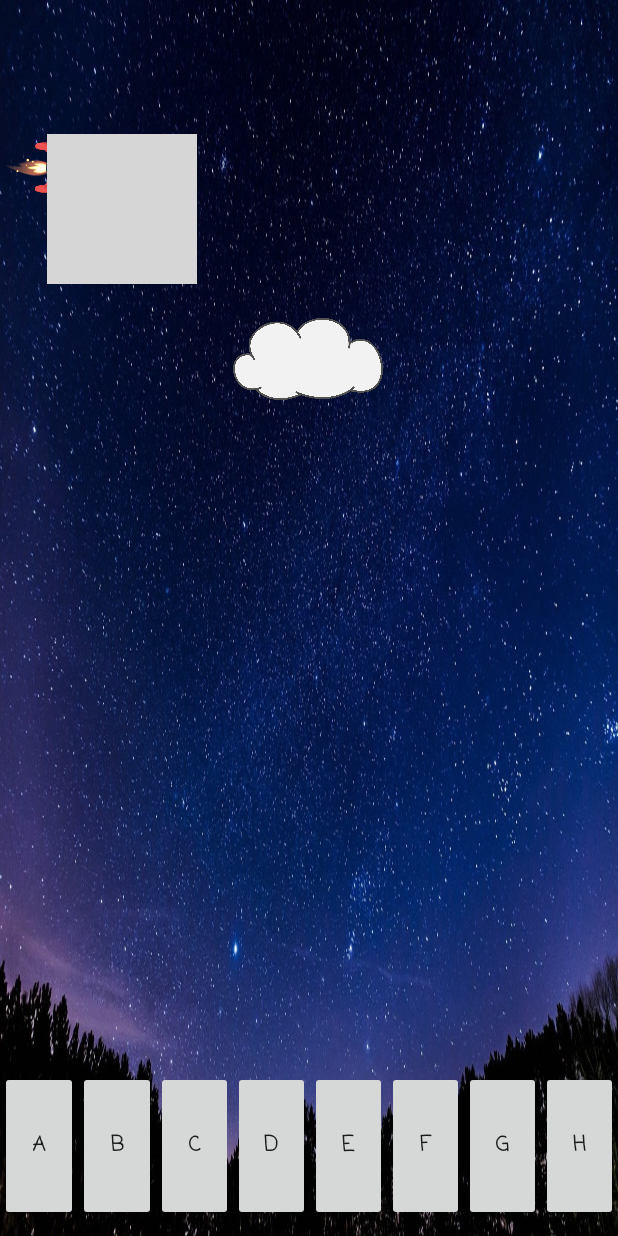
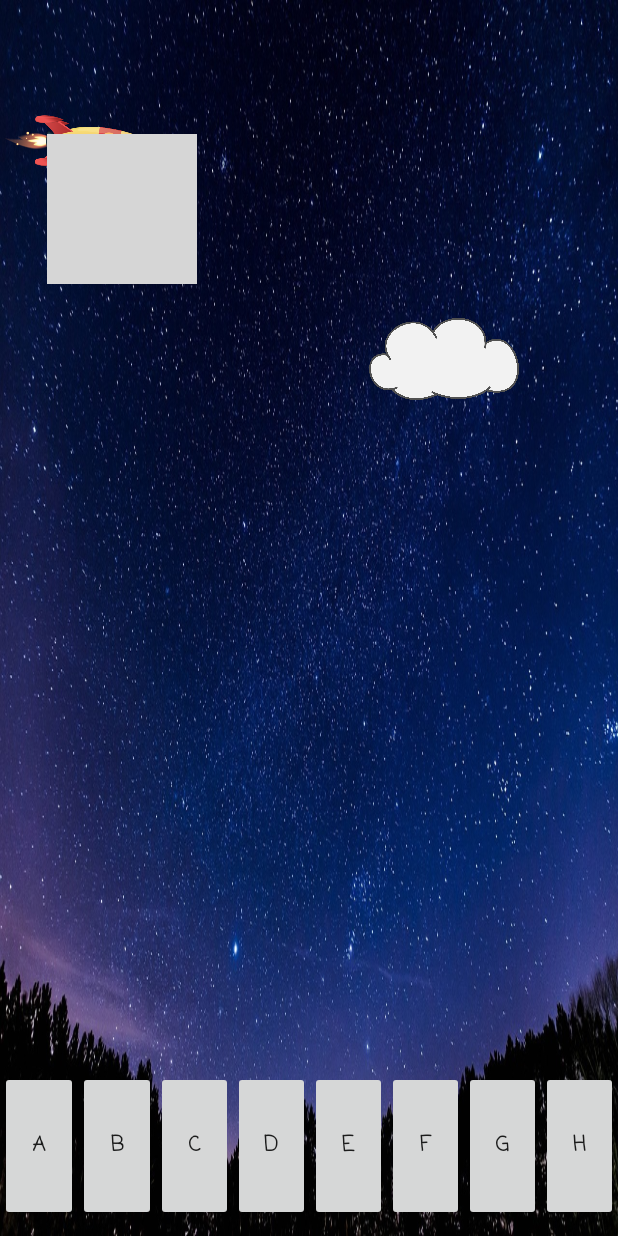
Before and after one commit to robflett/Peenie_Paint, an Android app: the layout activity_tune.xml on its own in the app's theme, with its tools: preview values and no code run, on a phone screen of 412 x 824 dp. Run offline under Robolectric (Android 15) with nearby library versions, the phone set to English and light mode, and no system bars; grey boxes are pictures that could not be loaded.

Commit message:
animation fixes

```diff
--- a/app/src/main/res/layout/activity_tune.xml
+++ b/app/src/main/res/layout/activity_tune.xml
@@ -110,22 +110,23 @@
         android:id="@+id/imageView2"
         android:layout_width="100dp"
         android:layout_height="100dp"
-        app:srcCompat="@drawable/cloud2"
+        android:layout_alignParentEnd="true"
+        android:layout_alignParentRight="true"
         android:layout_below="@+id/imageView"
-        android:layout_toRightOf="@+id/imageView"
-        android:layout_toEndOf="@+id/imageView"
-        android:layout_marginLeft="24dp"
-        android:layout_marginStart="24dp" />
+        android:layout_marginEnd="66dp"
+        android:layout_marginRight="600dp"
+        android:adjustViewBounds="false"
+        app:srcCompat="@drawable/cloud2" />
 
     <ImageView
         android:id="@+id/imageView3"
         android:layout_width="100dp"
-        android:layout_height="100dp"
-        android:layout_alignParentLeft="true"
-        android:layout_alignParentStart="true"
+        android:layout_height="120dp"
+        app:srcCompat="@drawable/rocket"
         android:layout_alignParentTop="true"
-        android:layout_marginTop="60dp"
-        app:srcCompat="@drawable/rocket" />
+        android:layout_marginRight="119dp"
+        android:layout_marginEnd="119dp"
+        android:layout_marginTop="32dp" />
 
 
 
```
Also changed, not shown: app/src/main/java/com/codeclan/peeniepaint/TuneActivity.java (+8 -7 lines), app/src/main/ic_launcher-web.png, app/src/main/res/drawable/rocketicon.png (added), app/src/main/res/mipmap-hdpi/ic_launcher.png, app/src/main/res/mipmap-mdpi/ic_launcher.png, app/src/main/res/mipmap-xhdpi/ic_launcher.png, app/src/main/res/mipmap-xxhdpi/ic_launcher.png, app/src/main/res/mipmap-xxxhdpi/ic_launcher.png.
